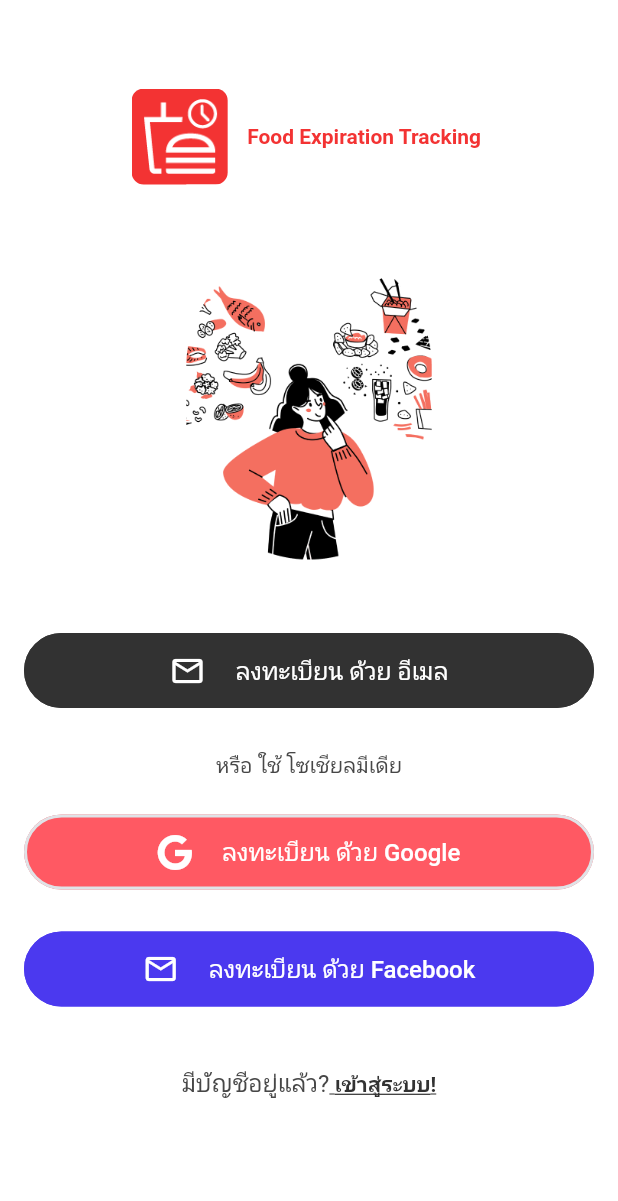
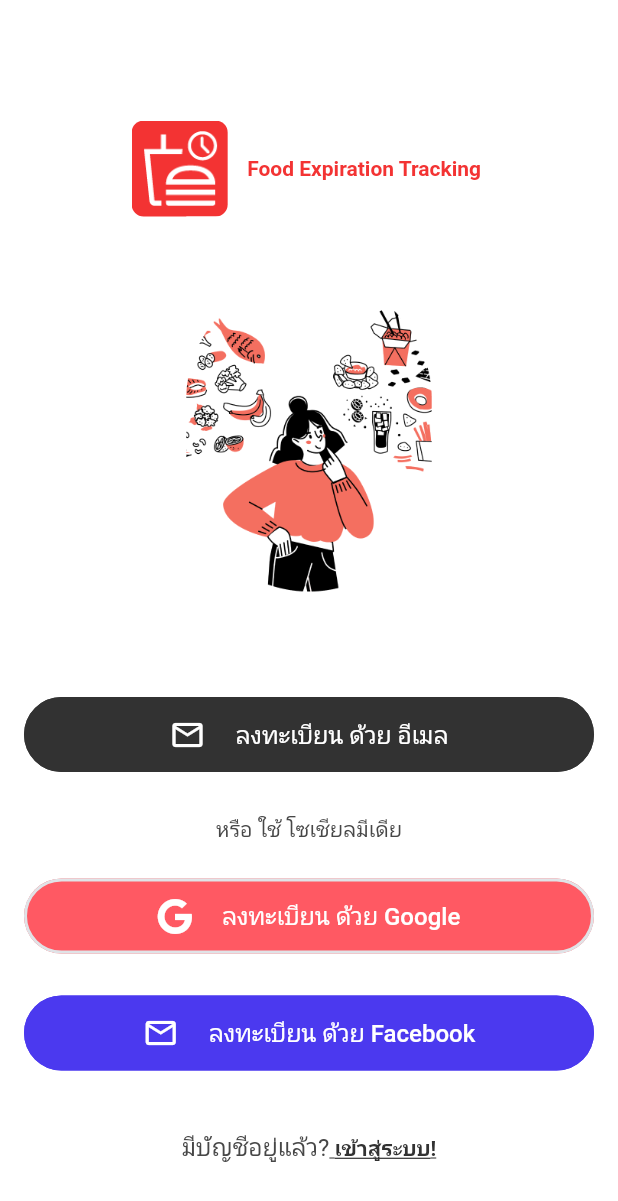
Before and after one commit to kittizz/food_expiration_app, a Flutter app: the screen it shows after launch, on a phone screen of 412 x 824 dp. Shown: the top 1201 px of the screen. Run offline on Flutter 3.47's test engine with Material 2 defaults, Android fonts, the phone set to English and light mode, and no system bars; drawn by our look-alikes of auto_size_text; our stand-ins replace cloud_firestore, cloud_functions, dropdown_button2, easy_debounce, equatable, firebase_auth and 22 more; missing offline and left inert: flutter_facebook_auth, json_path, mime_type; accounts and stored records are empty; Roboto replaces fonts that are missing (IBM Plex Sans Thai).

Commit message:
Updating to latest FlutterFlow output.

```diff
--- a/lib/unauthenticated/welcome/welcome_widget.dart
+++ b/lib/unauthenticated/welcome/welcome_widget.dart
@@ -268,8 +268,8 @@ class _WelcomeWidgetState extends State<WelcomeWidget> {
                         ),
                       ),
                       Padding(
-                        padding: EdgeInsetsDirectional.fromSTEB(
-                            0.0, 24.0, 0.0, 64.0),
+                        padding:
+                            EdgeInsetsDirectional.fromSTEB(0.0, 24.0, 0.0, 0.0),
                         child: InkWell(
                           splashColor: Colors.transparent,
                           focusColor: Colors.transparent,
```
